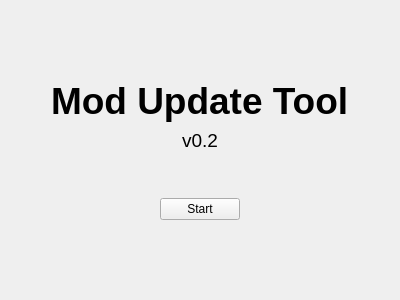
This is startpage.ui in Starkiller645/modtool as Qt 5 draws it before an edit. The edited form follows.
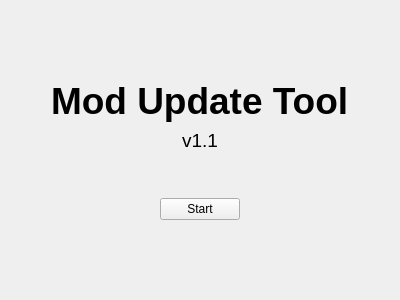
This is the edited form.

Commit message: Added functionality to remove old mod files

The edit to the form file:
```diff
--- a/startpage.ui
+++ b/startpage.ui
@@ -39,7 +39,7 @@
      <item alignment="Qt::AlignHCenter">
       <widget class="QLabel" name="versionLabel">
        <property name="text">
-        <string>&lt;html&gt;&lt;head/&gt;&lt;body&gt;&lt;p&gt;&lt;span style=&quot; font-size:14pt;&quot;&gt;v0.2&lt;/span&gt;&lt;/p&gt;&lt;/body&gt;&lt;/html&gt;</string>
+        <string>&lt;html&gt;&lt;head/&gt;&lt;body&gt;&lt;p&gt;&lt;span style=&quot; font-size:14pt;&quot;&gt;v1.1&lt;/span&gt;&lt;/p&gt;&lt;/body&gt;&lt;/html&gt;</string>
        </property>
       </widget>
      </item>
```
The commit also changes 2 other files.
